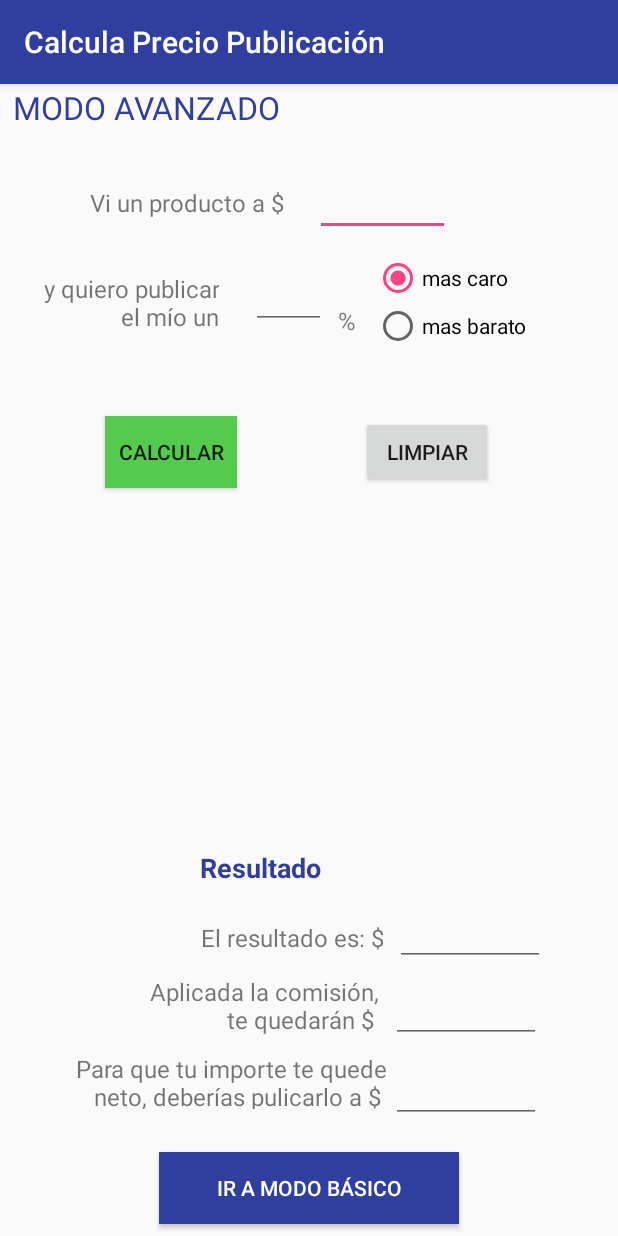
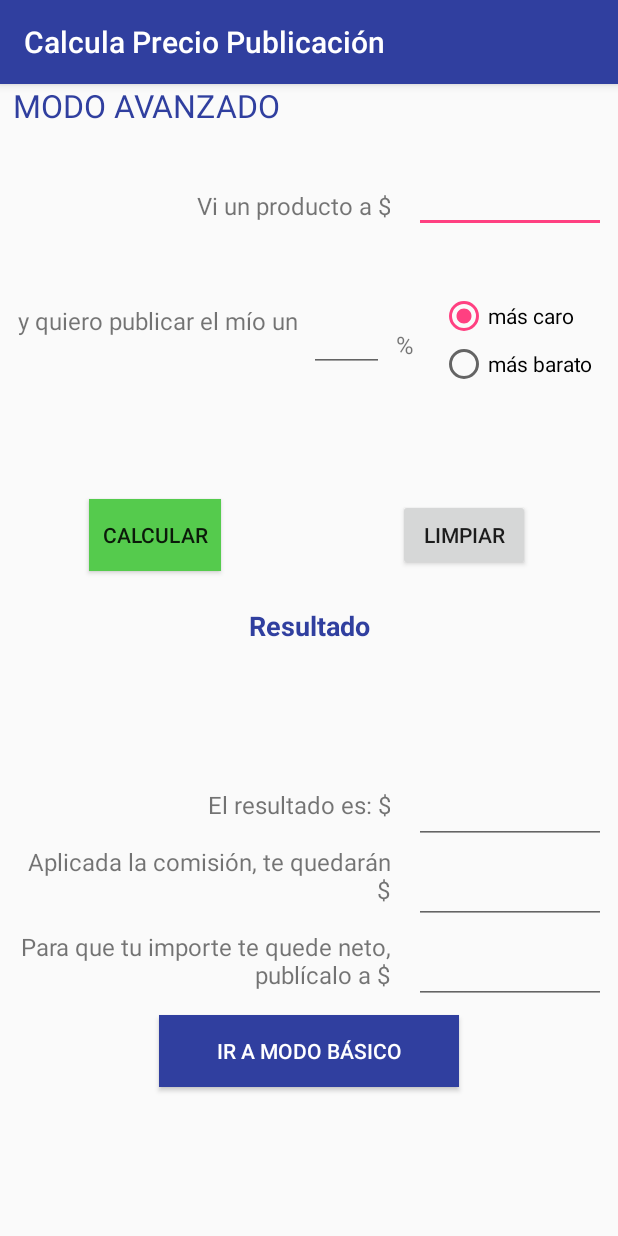
Before and after one commit to BKopellhill/CLW, an Android app: the AdvanceActivity screen opened directly, with no data from a screen before it, on a phone screen of 412 x 824 dp. Run offline under Robolectric (Android 15) with nearby library versions, the phone set to English and light mode, and no system bars.

Commit message:
Commit con la modificación del Layout Avanzado para que se vea correctamente en todos los dispositivos.

```diff
--- a/app/src/main/res/layout/content_advance.xml
+++ b/app/src/main/res/layout/content_advance.xml
@@ -14,50 +14,104 @@
     tools:showIn="@layout/activity_advance">
     -->
 
+    <android.support.constraint.Guideline
+        android:id="@+id/guideline_v50pc"
+        android:layout_width="wrap_content"
+        android:layout_height="wrap_content"
+        android:orientation="vertical"
+        app:layout_constraintGuide_percent="0.5" />
+
+    <android.support.constraint.Guideline
+        android:id="@+id/guideline_v65pc"
+        android:layout_width="wrap_content"
+        android:layout_height="wrap_content"
+        android:orientation="vertical"
+        app:layout_constraintGuide_percent="0.65" />
+
     <TextView
-        android:id="@+id/textViewAdv"
-        android:layout_width="130dp"
-        android:layout_height="wrap_content"
-        android:layout_marginRight="21dp"
-        android:layout_marginTop="25dp"
+        android:id="@+id/txtIndActAdv"
+        android:layout_width="wrap_content"
+        android:layout_height="41dp"
         android:gravity="right"
-        android:text="@string/strtxtInput1Adv"
-        android:textSize="16sp"
-        app:layout_constraintRight_toLeftOf="@+id/edtxtInputAdv"
-        app:layout_constraintTop_toBottomOf="@+id/txtIndActAdv"
+        android:text="@string/strtxtTextoIndicActAdv"
+        android:textAllCaps="true"
+        android:textColor="@color/colorPrimary"
+        android:textSize="21sp"
+        android:typeface="normal"
         tools:ignore="RtlHardcoded"
         android:layout_marginLeft="8dp"
         app:layout_constraintLeft_toLeftOf="parent"
-        app:layout_constraintHorizontal_bias="1.0" />
+        android:layout_marginRight="8dp"
+        app:layout_constraintRight_toRightOf="parent"
+        app:layout_constraintHorizontal_bias="0.0"
+        app:layout_constraintTop_toTopOf="parent"
+        android:layout_marginTop="0dp" />
+
+    <android.support.constraint.Guideline
+        android:id="@+id/guideline_h7pc"
+        android:layout_width="wrap_content"
+        android:layout_height="wrap_content"
+        android:orientation="horizontal"
+        app:layout_constraintGuide_percent="0.07" />
+
+    <TextView
+        android:id="@+id/textViewAdv"
+        android:layout_width="0dp"
+        android:layout_height="wrap_content"
+        android:layout_marginLeft="8dp"
+        android:layout_marginRight="8dp"
+        android:gravity="right"
+        android:text="@string/strtxtInput1Adv"
+        android:textAlignment="textEnd"
+        android:textSize="16sp"
+        app:layout_constraintLeft_toLeftOf="parent"
+        app:layout_constraintRight_toLeftOf="@+id/guideline_v65pc"
+        tools:ignore="RtlHardcoded"
+        app:layout_constraintTop_toTopOf="@+id/guideline_h7pc"
+        android:layout_marginTop="16dp"
+        app:layout_constraintHorizontal_bias="0.0" />
 
     <EditText
         android:id="@+id/edtxtInputAdv"
-        android:layout_width="90dp"
+        android:layout_width="0dp"
         android:layout_height="wrap_content"
         android:layout_alignParentLeft="true"
         android:layout_alignParentStart="true"
         android:layout_alignParentTop="true"
-        android:layout_marginRight="112dp"
-        android:layout_marginTop="56dp"
         android:ems="10"
         android:gravity="center"
         android:inputType="numberDecimal"
+        tools:ignore="RtlHardcoded"
+        app:layout_constraintTop_toTopOf="@+id/guideline_h7pc"
+        android:layout_marginTop="0dp"
+        android:layout_marginRight="8dp"
         app:layout_constraintRight_toRightOf="parent"
-        app:layout_constraintTop_toTopOf="parent"
-        tools:ignore="RtlHardcoded" />
+        android:layout_marginLeft="8dp"
+        app:layout_constraintLeft_toLeftOf="@+id/guideline_v65pc" />
+
+    <android.support.constraint.Guideline
+        android:id="@+id/guideline_h17pc"
+        android:layout_width="wrap_content"
+        android:layout_height="wrap_content"
+        android:orientation="horizontal"
+        app:layout_constraintGuide_percent="0.17" />
 
     <TextView
         android:id="@+id/txtInput2"
-        android:layout_width="130dp"
-        android:layout_height="41dp"
-        android:layout_marginLeft="16dp"
-        android:layout_marginTop="35dp"
+        android:layout_width="0dp"
+        android:layout_height="wrap_content"
+        android:layout_marginLeft="8dp"
+        android:layout_marginRight="8dp"
+        android:layout_marginTop="16dp"
         android:gravity="right"
         android:text="@string/strtxtInput2Adv"
+        android:textAlignment="textEnd"
         android:textSize="16sp"
         app:layout_constraintLeft_toLeftOf="parent"
-        app:layout_constraintTop_toBottomOf="@+id/textViewAdv"
-        tools:ignore="RtlHardcoded" />
+        app:layout_constraintRight_toLeftOf="@+id/guideline_v50pc"
+        app:layout_constraintTop_toTopOf="@+id/guideline_h17pc"
+        tools:ignore="RtlHardcoded"
+        app:layout_constraintHorizontal_bias="0.333" />
 
     <EditText
         android:id="@+id/edtxt_Input_Porc"
@@ -66,14 +120,14 @@
         android:layout_alignParentLeft="true"
         android:layout_alignParentStart="true"
         android:layout_alignParentTop="true"
-        android:layout_marginTop="118dp"
+        android:layout_marginTop="16dp"
         android:ems="10"
         android:gravity="center"
         android:inputType="numberDecimal"
-        app:layout_constraintTop_toTopOf="parent"
+        app:layout_constraintTop_toTopOf="@+id/guideline_h17pc"
         tools:ignore="MissingConstraints,RtlHardcoded,UnknownIdInLayout"
-        app:layout_constraintLeft_toRightOf="@+id/txtInput2"
-        android:layout_marginLeft="21dp" />
+        android:layout_marginLeft="0dp"
+        app:layout_constraintLeft_toLeftOf="@+id/guideline_v50pc" />
 
     <TextView
         android:id="@+id/txtInputPorc_adv"
@@ -84,22 +138,227 @@
         android:text="@string/strtxtInputPorcAdv"
         android:textSize="16sp"
         tools:ignore="MissingConstraints,RtlHardcoded"
-        android:layout_marginTop="45dp"
-        app:layout_constraintTop_toBottomOf="@+id/edtxtInputAdv"
         app:layout_constraintLeft_toRightOf="@+id/edtxt_Input_Porc"
-        android:layout_marginLeft="8dp" />
+        android:layout_marginLeft="8dp"
+        app:layout_constraintTop_toTopOf="@+id/guideline_h17pc"
+        android:layout_marginTop="32dp" />
+
+    <android.support.constraint.Guideline
+        android:id="@+id/guideline_h35pc"
+        android:layout_width="wrap_content"
+        android:layout_height="wrap_content"
+        android:orientation="horizontal"
+        app:layout_constraintGuide_percent="0.35" />
+
+    <Button
+        android:id="@+id/btn_calc_adv"
+        android:layout_width="wrap_content"
+        android:layout_height="wrap_content"
+        android:layout_below="@+id/edtxtInputAdv"
+        android:background="@color/mygreen_btn_color"
+        android:onClick="calculaResultadoAdv"
+        android:text="@string/strbtnCalcular"
+        tools:ignore="RtlHardcoded,UnknownIdInLayout"
+        android:layout_marginLeft="8dp"
+        app:layout_constraintLeft_toLeftOf="parent"
+        app:layout_constraintRight_toLeftOf="@+id/guideline_v50pc"
+        android:layout_marginRight="8dp"
+        app:layout_constraintTop_toTopOf="@+id/guideline_h35pc"
+        android:layout_marginTop="8dp" />
+
+    <Button
+        android:id="@+id/btn_limpiar_adv"
+        android:layout_width="wrap_content"
+        android:layout_height="wrap_content"
+        android:layout_alignParentEnd="true"
+        android:layout_alignParentRight="true"
+        android:layout_below="@+id/btn_calc"
+        android:onClick="limpiaCamposAdv"
+        android:text="@string/strbtnLimpiar"
+        tools:ignore="RtlHardcoded,UnknownIdInLayout"
+        android:layout_marginRight="8dp"
+        app:layout_constraintRight_toRightOf="parent"
+        android:layout_marginLeft="8dp"
+        app:layout_constraintLeft_toLeftOf="@+id/guideline_v50pc"
+        app:layout_constraintTop_toTopOf="@+id/guideline_h35pc"
+        android:layout_marginTop="8dp" />
+
+    <TextView
+        android:id="@+id/txt_Tit_Result_Adv"
+        android:layout_width="wrap_content"
+        android:layout_height="wrap_content"
+        android:layout_marginLeft="8dp"
+        android:layout_marginRight="8dp"
+        android:gravity="right"
+        android:text="@string/strtxtResul"
+        android:textAlignment="center"
+        android:textColor="@color/colorPrimary"
+        android:textSize="18sp"
+        android:textStyle="bold"
+        app:layout_constraintLeft_toLeftOf="parent"
+        app:layout_constraintRight_toRightOf="parent"
+        tools:ignore="RtlHardcoded"
+        android:layout_marginTop="24dp"
+        app:layout_constraintTop_toBottomOf="@+id/btn_calc_adv" />
+
+    <android.support.constraint.Guideline
+        android:id="@+id/guideline_h58pc"
+        android:layout_width="wrap_content"
+        android:layout_height="wrap_content"
+        android:orientation="horizontal"
+        app:layout_constraintGuide_percent="0.59" />
+
+    <TextView
+        android:id="@+id/txt_ResulAdv"
+        android:layout_width="0dp"
+        android:layout_height="wrap_content"
+        android:layout_marginLeft="8dp"
+        android:layout_marginRight="8dp"
+        android:gravity="right"
+        android:text="@string/strtxtRes1Adv"
+        android:textAlignment="textEnd"
+        android:textSize="16sp"
+        app:layout_constraintLeft_toLeftOf="parent"
+        app:layout_constraintRight_toLeftOf="@+id/guideline_v65pc"
+        tools:ignore="RtlHardcoded"
+        app:layout_constraintTop_toTopOf="@+id/guideline_h58pc"
+        android:layout_marginTop="16dp"
+        app:layout_constraintHorizontal_bias="0.0" />
+
+    <EditText
+        android:id="@+id/edtxt_resul1_adv"
+        android:layout_width="0dp"
+        android:layout_height="wrap_content"
+        android:layout_alignParentLeft="true"
+        android:layout_alignParentStart="true"
+        android:layout_below="@+id/btn_limpiar"
+        android:clickable="false"
+        android:ems="10"
+        android:focusable="false"
+        android:focusableInTouchMode="false"
+        android:gravity="center_horizontal"
+        android:inputType="none"
+        android:longClickable="false"
+        android:text=""
+        tools:ignore="RtlHardcoded,UnknownIdInLayout"
+        android:layout_marginRight="8dp"
+        app:layout_constraintRight_toRightOf="parent"
+        android:layout_marginLeft="8dp"
+        app:layout_constraintLeft_toLeftOf="@+id/guideline_v65pc"
+        app:layout_constraintTop_toTopOf="@+id/guideline_h58pc"
+        android:layout_marginTop="8dp" />
+
+    <!-- android:textAlignment="textStart"  (Android lo marcó como error de inconsistencia) -->
+
+    <TextView
+        android:id="@+id/txtResulComAdv"
+        android:layout_width="0dp"
+        android:layout_height="wrap_content"
+        android:layout_marginLeft="8dp"
+        android:layout_marginRight="8dp"
+        android:layout_marginTop="16dp"
+        android:gravity="right"
+        android:text="@string/strtxtOutput1Adv"
+        android:textAlignment="textEnd"
+        android:textSize="16sp"
+        app:layout_constraintLeft_toLeftOf="parent"
+        app:layout_constraintRight_toLeftOf="@+id/guideline_v65pc"
+        app:layout_constraintTop_toBottomOf="@+id/txt_ResulAdv"
+        tools:ignore="RtlHardcoded" />
+
+    <!-- android:textAlignment="textEnd" -->
+
+    <EditText
+        android:id="@+id/edTxt_ResComAdv"
+        android:layout_width="0dp"
+        android:layout_height="wrap_content"
+        android:layout_alignParentLeft="true"
+        android:layout_alignParentStart="true"
+        android:layout_below="@+id/btn_limpiar"
+        android:clickable="false"
+        android:ems="10"
+        android:focusable="false"
+        android:focusableInTouchMode="false"
+        android:gravity="center_horizontal"
+        android:inputType="none"
+        android:longClickable="false"
+        android:text=""
+        tools:ignore="RtlHardcoded,UnknownIdInLayout"
+        android:layout_marginRight="8dp"
+        app:layout_constraintRight_toRightOf="parent"
+        android:layout_marginLeft="8dp"
+        app:layout_constraintLeft_toLeftOf="@+id/guideline_v65pc"
+        android:layout_marginTop="8dp"
+        app:layout_constraintTop_toBottomOf="@+id/edtxt_resul1_adv" />
+
+    <TextView
+        android:id="@+id/txt_Resul2_Adv"
+        android:layout_width="0dp"
+        android:layout_height="wrap_content"
+        android:layout_marginLeft="8dp"
+        android:layout_marginRight="8dp"
+        android:gravity="right"
+        android:text="@string/strtxtOutput2Adv"
+        android:textAlignment="textEnd"
+        android:textSize="16sp"
+        app:layout_constraintLeft_toLeftOf="parent"
+        app:layout_constraintRight_toLeftOf="@+id/guideline_v65pc"
+        tools:ignore="RtlHardcoded,UnknownIdInLayout"
+        android:layout_marginTop="16dp"
+        app:layout_constraintTop_toBottomOf="@+id/txtResulComAdv" />
+
+    <EditText
+        android:id="@+id/edTxt_resul2_adv"
+        android:layout_width="0dp"
+        android:layout_height="wrap_content"
+        android:layout_alignParentLeft="true"
+        android:layout_alignParentStart="true"
+        android:layout_below="@+id/btn_limpiar"
+        android:clickable="false"
+        android:ems="10"
+        android:focusable="false"
+        android:focusableInTouchMode="false"
+        android:gravity="center_horizontal"
+        android:inputType="none"
+        android:longClickable="false"
+        android:text=""
+        tools:ignore="RtlHardcoded,UnknownIdInLayout"
+        android:layout_marginRight="8dp"
+        app:layout_constraintRight_toRightOf="parent"
+        android:layout_marginLeft="8dp"
+        app:layout_constraintLeft_toLeftOf="@+id/guideline_v65pc"
+        android:layout_marginTop="8dp"
+        app:layout_constraintTop_toBottomOf="@+id/edTxt_ResComAdv" />
+
+    <Button
+        android:id="@+id/btn_Go2_Bas"
+        android:layout_width="200dp"
+        android:layout_height="wrap_content"
+        android:layout_marginLeft="8dp"
+        android:layout_marginRight="8dp"
+        android:layout_marginTop="16dp"
+        android:background="@color/colorPrimary"
+        android:onClick="llama_actBas"
+        android:text="@string/strbtnGo2Bas"
+        android:textColor="?android:attr/colorForegroundInverse"
+        app:layout_constraintLeft_toLeftOf="parent"
+        app:layout_constraintRight_toRightOf="parent"
+        app:layout_constraintTop_toBottomOf="@+id/txt_Resul2_Adv"
+        tools:ignore="UnknownIdInLayout" />
 
     <RadioGroup
         android:id="@+id/RdGrpAltoBajo"
         android:layout_width="wrap_content"
         android:layout_height="wrap_content"
-        android:layout_marginLeft="12dp"
-        android:layout_marginTop="12dp"
+        android:layout_marginTop="8dp"
         android:checkedButton="@+id/rdBtnAlto"
         android:visibility="visible"
+        app:layout_constraintTop_toTopOf="@+id/guideline_h17pc"
+        tools:ignore="MissingConstraints,RtlHardcoded"
+        android:layout_marginRight="8dp"
+        app:layout_constraintRight_toRightOf="parent"
         app:layout_constraintLeft_toRightOf="@+id/txtInputPorc_adv"
-        app:layout_constraintTop_toBottomOf="@+id/edtxtInputAdv"
-        tools:ignore="MissingConstraints,RtlHardcoded">
+        android:layout_marginLeft="8dp">
 
         <RadioButton
             android:id="@+id/rdBtnAlto"
@@ -116,213 +375,4 @@
             android:text="@string/strRdBtnBajo" />
     </RadioGroup>
 
-    <EditText
-        android:id="@+id/edtxt_resul1_adv"
-        android:layout_width="100dp"
-        android:layout_height="wrap_content"
-        android:layout_alignParentLeft="true"
-        android:layout_alignParentStart="true"
-        android:layout_below="@+id/btn_limpiar"
-        android:layout_marginBottom="155dp"
-        android:layout_marginLeft="8dp"
-        android:layout_marginTop="8dp"
-        android:clickable="false"
-        android:ems="10"
-        android:focusable="false"
-        android:focusableInTouchMode="false"
-        android:gravity="center_horizontal"
-        android:inputType="none"
-        android:longClickable="false"
-        android:text=""
-        app:layout_constraintBottom_toBottomOf="parent"
-        app:layout_constraintLeft_toRightOf="@+id/txt_ResulAdv"
-        app:layout_constraintTop_toBottomOf="@+id/txt_Tit_Result_Adv"
-        app:layout_constraintVertical_bias="0.0"
-        tools:ignore="RtlHardcoded,UnknownIdInLayout" />
-
-    <Button
-        android:id="@+id/btn_limpiar_adv"
-        android:layout_width="wrap_content"
-        android:layout_height="wrap_content"
-        android:layout_alignParentEnd="true"
-        android:layout_alignParentRight="true"
-        android:layout_below="@+id/btn_calc"
-        android:layout_marginLeft="8dp"
-        android:layout_marginRight="71dp"
-        android:layout_marginTop="44dp"
-        android:onClick="limpiaCamposAdv"
-        android:text="@string/strbtnLimpiar"
-        app:layout_constraintHorizontal_bias="0.864"
-        app:layout_constraintLeft_toRightOf="@+id/btn_calc_adv"
-        app:layout_constraintRight_toRightOf="parent"
-        app:layout_constraintTop_toBottomOf="@+id/RdGrpAltoBajo"
-        tools:ignore="RtlHardcoded,UnknownIdInLayout" />
-
-    <Button
-        android:id="@+id/btn_calc_adv"
-        android:layout_width="wrap_content"
-        android:layout_height="wrap_content"
-        android:layout_below="@+id/edtxtInputAdv"
-        android:layout_marginLeft="70dp"
-        android:layout_marginRight="8dp"
-        android:layout_marginTop="58dp"
-        android:background="@color/mygreen_btn_color"
-        android:onClick="calculaResultadoAdv"
-        android:text="@string/strbtnCalcular"
-        app:layout_constraintHorizontal_bias="0.462"
-        app:layout_constraintLeft_toLeftOf="parent"
-        app:layout_constraintRight_toLeftOf="@+id/btn_limpiar"
-        app:layout_constraintTop_toBottomOf="@+id/edtxt_Input_Porc"
-        tools:ignore="RtlHardcoded,UnknownIdInLayout" />
-
-    <TextView
-        android:id="@+id/txtIndActAdv"
-        android:layout_width="wrap_content"
-        android:layout_height="41dp"
-        android:layout_marginLeft="8dp"
-        android:layout_marginRight="8dp"
-        android:layout_marginTop="1dp"
-        android:gravity="right"
-        android:text="@string/strtxtTextoIndicActAdv"
-        android:textAllCaps="true"
-        android:textColor="@color/colorPrimary"
-        android:textSize="21sp"
-        android:typeface="normal"
-        app:layout_constraintHorizontal_bias="0.0"
-        app:layout_constraintLeft_toLeftOf="parent"
-        app:layout_constraintRight_toLeftOf="@+id/edtxtInputAdv"
-        app:layout_constraintTop_toTopOf="parent"
-        tools:ignore="RtlHardcoded" />
-    <!-- android:textAlignment="textStart"  (Android lo marcó como error de inconsistencia) -->
-
-    <TextView
-        android:id="@+id/txt_ResulAdv"
-        android:layout_width="wrap_content"
-        android:layout_height="wrap_content"
-        android:layout_marginBottom="127dp"
-        android:layout_marginLeft="133dp"
-        android:gravity="right"
-        android:text="@string/strtxtRes1Adv"
-        android:textSize="16sp"
-        app:layout_constraintBottom_toBottomOf="parent"
-        app:layout_constraintLeft_toLeftOf="parent"
-        tools:ignore="RtlHardcoded"
-        android:layout_marginTop="8dp"
-        app:layout_constraintTop_toBottomOf="@+id/txt_Tit_Result_Adv"
-        app:layout_constraintVertical_bias="0.205" />
-
-    <TextView
-        android:id="@+id/txtResulComAdv"
-        android:layout_width="169dp"
-        android:layout_height="39dp"
-        android:layout_marginLeft="83dp"
-        android:layout_marginTop="14dp"
-        android:gravity="right"
-        android:text="@string/strtxtOutput1Adv"
-        android:textSize="16sp"
-        app:layout_constraintLeft_toLeftOf="parent"
-        app:layout_constraintTop_toBottomOf="@+id/txt_ResulAdv"
-        tools:ignore="RtlHardcoded" />
-
-    <!-- android:textAlignment="textEnd" -->
-
-    <EditText
-        android:id="@+id/edTxt_ResComAdv"
-        android:layout_width="100dp"
-        android:layout_height="wrap_content"
-        android:layout_alignParentLeft="true"
-        android:layout_alignParentStart="true"
-        android:layout_below="@+id/btn_limpiar"
-        android:layout_marginLeft="8dp"
-        android:layout_marginRight="8dp"
-        android:layout_marginTop="6dp"
-        android:clickable="false"
-        android:ems="10"
-        android:focusable="false"
-        android:focusableInTouchMode="false"
-        android:gravity="center_horizontal"
-        android:inputType="none"
-        android:longClickable="false"
-        android:text=""
-        app:layout_constraintHorizontal_bias="0.0"
-        app:layout_constraintLeft_toRightOf="@+id/txtResulComAdv"
-        app:layout_constraintRight_toRightOf="parent"
-        app:layout_constraintTop_toBottomOf="@+id/edtxt_resul1_adv"
-        tools:ignore="RtlHardcoded,UnknownIdInLayout" />
-
-    <TextView
-        android:id="@+id/txt_Tit_Result_Adv"
-        android:layout_width="wrap_content"
-        android:layout_height="wrap_content"
-        android:layout_marginBottom="233dp"
-        android:layout_marginLeft="0dp"
-        android:gravity="right"
-        android:text="@string/strtxtResul"
-        android:textAlignment="center"
-        android:textColor="@color/colorPrimary"
-        android:textSize="18sp"
-        android:textStyle="bold"
-        app:layout_constraintBottom_toBottomOf="parent"
-        app:layout_constraintLeft_toLeftOf="@+id/txt_ResulAdv"
-        tools:ignore="RtlHardcoded" />
-
-    <TextView
-        android:id="@+id/txt_Resul2_Adv"
-        android:layout_width="241dp"
-        android:layout_height="38dp"
-        android:layout_marginBottom="8dp"
-        android:layout_marginLeft="16dp"
-        android:gravity="right"
-        android:text="@string/strtxtOutput2Adv"
-        android:textSize="16sp"
-        app:layout_constraintBottom_toBottomOf="parent"
-        app:layout_constraintLeft_toLeftOf="parent"
-        tools:ignore="RtlHardcoded,UnknownIdInLayout"
-        android:layout_marginTop="8dp"
-        app:layout_constraintTop_toBottomOf="@+id/txtResulComAdv"
-        app:layout_constraintVertical_bias="0.048" />
-
-    <EditText
-        android:id="@+id/edTxt_resul2_adv"
-        android:layout_width="100dp"
-        android:layout_height="wrap_content"
-        android:layout_alignParentLeft="true"
-        android:layout_alignParentStart="true"
-        android:layout_below="@+id/btn_limpiar"
-        android:layout_marginBottom="46dp"
-        android:layout_marginLeft="3dp"
-        android:layout_marginTop="8dp"
-        android:clickable="false"
-        android:ems="10"
-        android:focusable="false"
-        android:focusableInTouchMode="false"
-        android:gravity="center_horizontal"
-        android:inputType="none"
-        android:longClickable="false"
-        android:text=""
-        app:layout_constraintBottom_toBottomOf="parent"
-        app:layout_constraintLeft_toRightOf="@+id/txt_Resul2_Adv"
-        app:layout_constraintTop_toBottomOf="@+id/edTxt_ResComAdv"
-        app:layout_constraintVertical_bias="0.0"
-        tools:ignore="RtlHardcoded,UnknownIdInLayout" />
-
-    <Button
-        android:id="@+id/btn_Go2_Bas"
-        android:layout_width="200dp"
-        android:layout_height="wrap_content"
-        android:layout_marginBottom="8dp"
-        android:layout_marginLeft="8dp"
-        android:layout_marginRight="8dp"
-        android:layout_marginTop="8dp"
-        android:background="@color/colorPrimary"
-        android:onClick="llama_actBas"
-        android:text="@string/strbtnGo2Bas"
-        android:textColor="?android:attr/colorForegroundInverse"
-        app:layout_constraintBottom_toBottomOf="parent"
-        app:layout_constraintLeft_toLeftOf="parent"
-        app:layout_constraintRight_toRightOf="parent"
-        app:layout_constraintTop_toBottomOf="@+id/edtxt_resul"
-        app:layout_constraintVertical_bias="0.866"
-        tools:ignore="UnknownIdInLayout" />
-
 </android.support.constraint.ConstraintLayout>
--- a/app/src/main/res/values/strings.xml
+++ b/app/src/main/res/values/strings.xml
@@ -13,12 +13,12 @@
     <!-- Modo avanzando -->
     <string name="strtxtTextoIndicActAdv">Modo avanzado</string>
     <string name="strtxtInput1Adv">Vi un producto a $ </string>
-    <string name="strtxtInput2Adv">y quiero publicar el mío un </string>
+    <string name="strtxtInput2Adv">"y quiero publicar el mío un"</string>
     <string name="strtxtInputPorcAdv">"%"</string>
-    <string name="strtxtRes1Adv">El resultado es: $ </string>
-    <string name="strtxtOutput1Adv">"Aplicada la comisión, te quedarán $ "</string>
-    <string name="strtxtOutput2Adv">"Para que tu importe te quede neto, deberías pulicarlo a $ "</string>
-    <string name="strRdBtnAlto">mas caro</string>
-    <string name="strRdBtnBajo">mas barato</string>
+    <string name="strtxtRes1Adv">"El resultado es: $"</string>
+    <string name="strtxtOutput1Adv">"Aplicada la comisión, te quedarán $"</string>
+    <string name="strtxtOutput2Adv">"Para que tu importe te quede neto, publícalo a $"</string>
+    <string name="strRdBtnAlto">más caro</string>
+    <string name="strRdBtnBajo">más barato</string>
     <string name="strbtnGo2Bas">Ir a modo básico</string>
 </resources>
```
